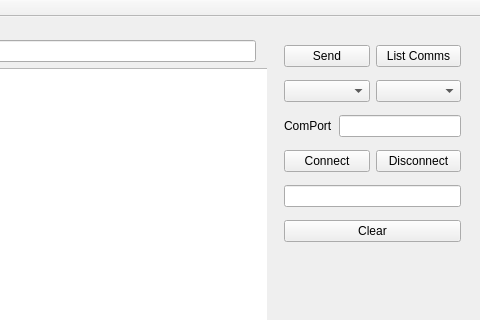
This is serial_monitor/serialmonitor.ui in gdimitriu/arduino_qt_tools as Qt 5 draws it before an edit; both pictures show x 308 to 788 and y 0 to 320 of the 788 by 553 pixel window. The edited form follows.
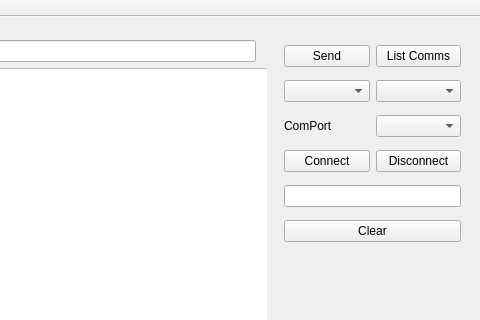
This is the edited form.

Commit message: solved some bugs and usability

Diff of the .ui file:
```diff
--- a/serial_monitor/serialmonitor.ui
+++ b/serial_monitor/serialmonitor.ui
@@ -49,7 +49,7 @@
      </item>
     </layout>
    </widget>
-   <widget class="QWidget" name="">
+   <widget class="QWidget" name="layoutWidget">
     <property name="geometry">
      <rect>
       <x>581</x>
@@ -97,11 +97,7 @@
         </widget>
        </item>
        <item>
-        <widget class="QLineEdit" name="comPort">
-         <property name="dragEnabled">
-          <bool>true</bool>
-         </property>
-        </widget>
+        <widget class="QComboBox" name="comPorts"/>
        </item>
       </layout>
      </item>
```
The commit also changes 2 other files.
